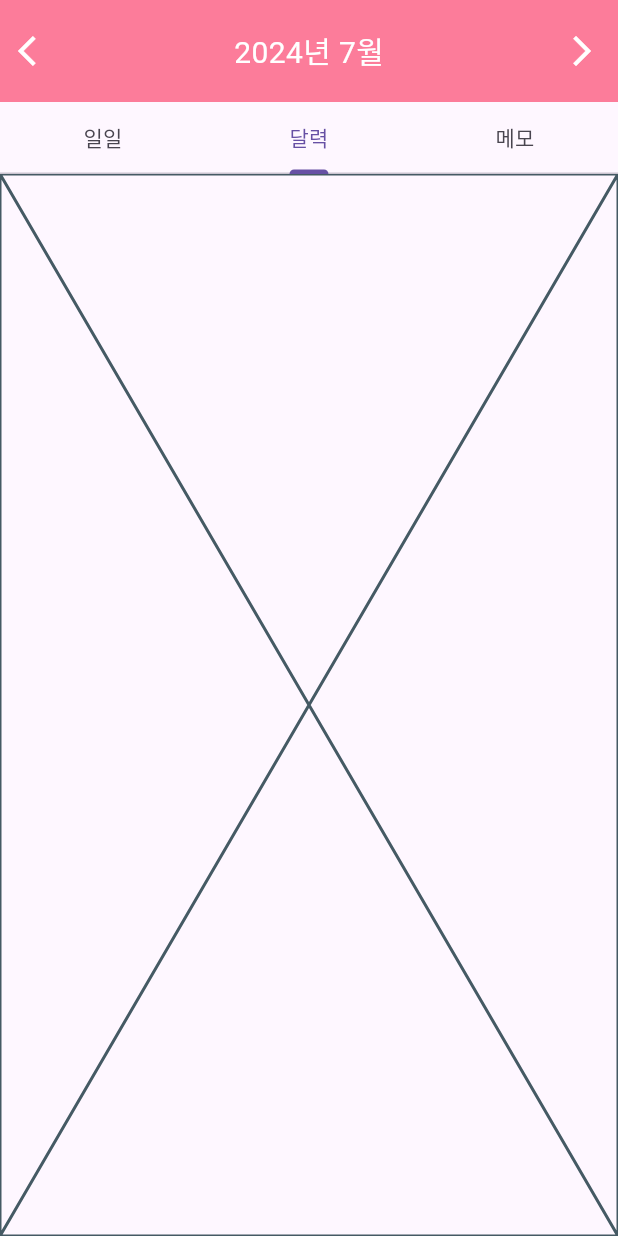
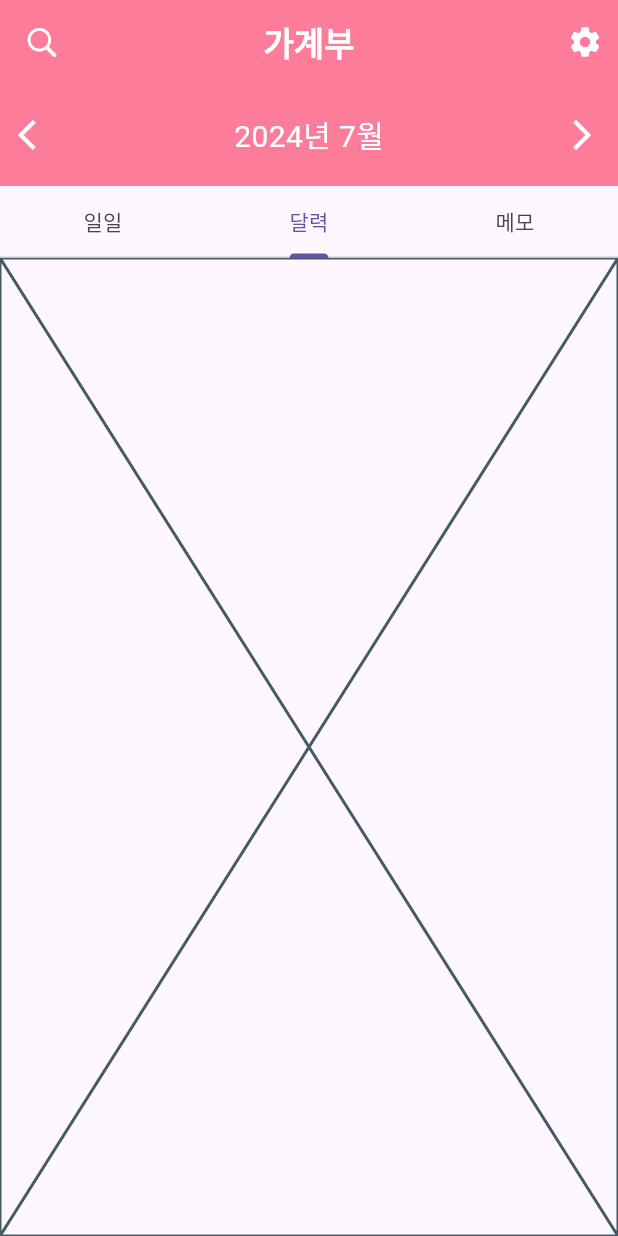
Before and after one commit to greenpig4b/pink-project-flutter, a Flutter app: the HistoryPage screen opened directly, tab 2 chosen, on a phone screen of 412 x 824 dp. Run offline on Flutter 3.47's test engine with Material 3 defaults, Android fonts, the phone set to English and light mode, and no system bars; our stand-ins replace flutter_riverpod, font_awesome_flutter.

Commit message:
[fix] app bar

```diff
--- a/lib/ui/main/history/history_page.dart
+++ b/lib/ui/main/history/history_page.dart
@@ -1,26 +1,28 @@
-
 import 'package:flutter/material.dart';
 import 'package:pinkpig_project_flutter/ui/main/history/calender/history_calender_page.dart';
 import '_components/calender_widget.dart';
+import '_components/daily_list_appbar.dart';
 import 'daily/history_daily_page.dart';
 import 'memo/history_memo_page.dart';
 
 class HistoryPage extends StatelessWidget {
   @override
   Widget build(BuildContext context) {
-    return DefaultTabController(
+    return Scaffold(
+      appBar: const DailyListAppbar(title: "가계부"),  // DailyListAppbar 설정
+      body: DefaultTabController(
         length: 3,
         child: Column(
           children: [
             CalendarWidget(),
-          TabBar(
-            tabs: const [
+            const TabBar(
+              tabs: [
                 Tab(text: "일일"),
                 Tab(text: "달력"),
                 Tab(text: "메모")
               ],
             ),
-          Expanded(
+            const Expanded(
               child: TabBarView(
                 children: [
                   HistoryDailyPage(),
@@ -31,6 +33,7 @@ class HistoryPage extends StatelessWidget {
             ),
           ],
         ),
+      ),
     );
   }
 }
```
Also changed, not shown: lib/ui/main/main_page.dart (+9 -12 lines), 1 other file. Lines whose indentation alone changed are shown as unchanged.
